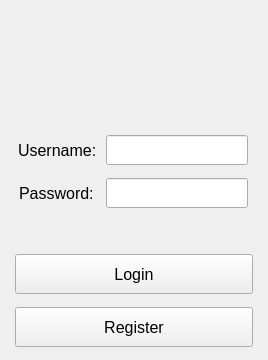
nwestbury/VaporChat, file VaporChat/loginwindow.ui: the form before one commit.
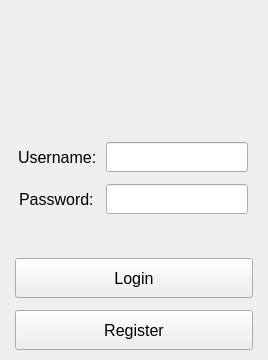
The form after the commit.

```diff
--- a/VaporChat/loginwindow.ui
+++ b/VaporChat/loginwindow.ui
@@ -63,14 +63,14 @@
        </property>
        <property name="minimumSize">
         <size>
-         <width>100</width>
-         <height>100</height>
+         <width>123</width>
+         <height>109</height>
         </size>
        </property>
        <property name="maximumSize">
         <size>
-         <width>100</width>
-         <height>100</height>
+         <width>123</width>
+         <height>109</height>
         </size>
        </property>
        <property name="text">
```
Left out of the diff: 8 changed lines with no effect on the pictures.
